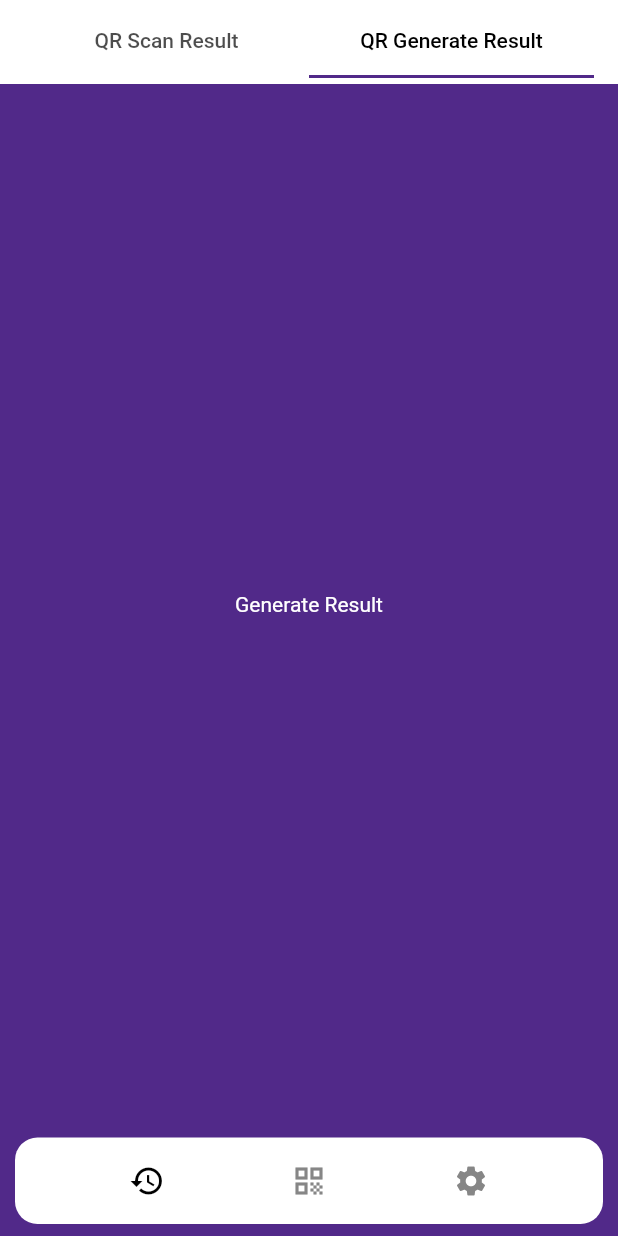
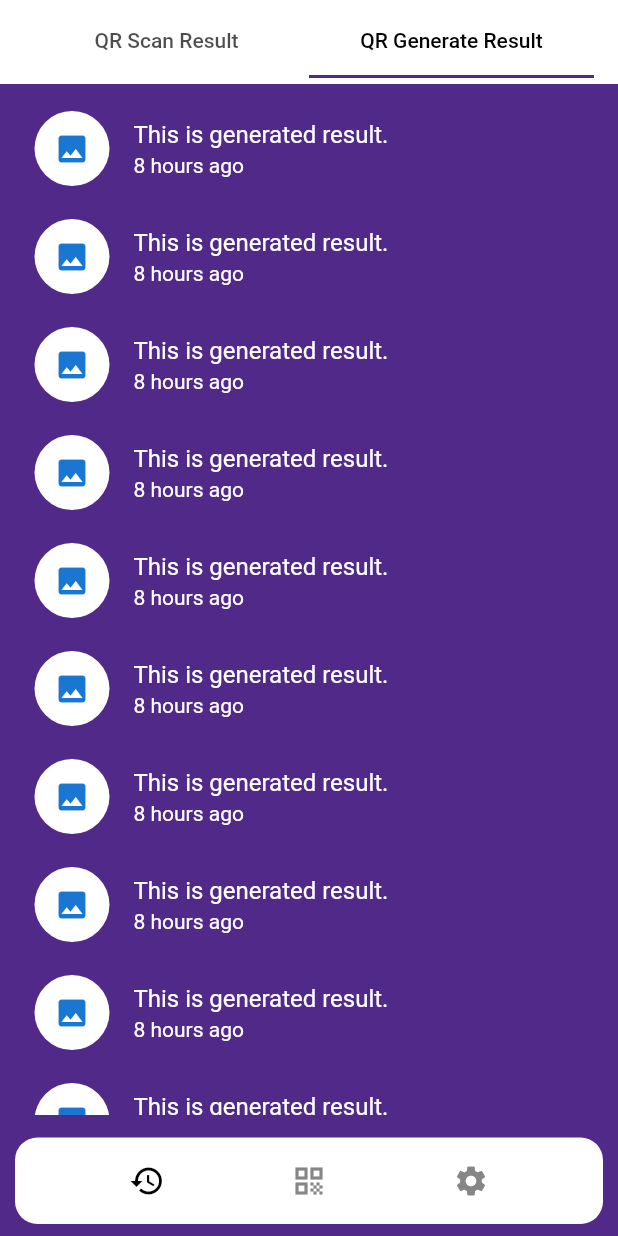
Before and after one commit to kedrakk/qrscannerapp, a Flutter app: the screen it shows after launch, tab 2 chosen, on a phone screen of 412 x 824 dp. Run offline on Flutter 3.47's test engine with Material 2 defaults, Android fonts, the phone set to English and light mode, and no system bars; our stand-ins replace get, get_storage.

Commit message:
generate qr

```diff
--- a/lib/screen/qr_pages/history_generate_result.dart
+++ b/lib/screen/qr_pages/history_generate_result.dart
@@ -1,13 +1,28 @@
 import 'package:flutter/material.dart';
+
+import '../../utils/colors.dart';
 
 class QRGenerateResultPage extends StatelessWidget {
   const QRGenerateResultPage({Key? key}) : super(key: key);
 
   @override
   Widget build(BuildContext context) {
-    return const Center(
-      child: Text(
-        "Generate Result",
+    return Padding(
+      padding: const EdgeInsets.all(7),
+      child: ListView.builder(
+        itemBuilder: (context, index) => const ListTile(
+          textColor: MyColor.white,
+          leading: CircleAvatar(
+            radius: 25,
+            backgroundColor: MyColor.white,
+            child: Icon(
+              Icons.photo,
+            ),
+          ),
+          title: Text("This is generated result."),
+          subtitle: Text("8 hours ago"),
+        ),
+        itemCount: 10,
       ),
     );
   }
--- a/lib/screen/qr_pages/qr_action.dart
+++ b/lib/screen/qr_pages/qr_action.dart
@@ -1,4 +1,6 @@
 import 'package:flutter/material.dart';
+import 'package:get/get.dart';
+import 'package:qr_scanner_app/screen/qr_pages/generate_qr.dart';
 
 class QRActionPage extends StatelessWidget {
   const QRActionPage({Key? key}) : super(key: key);
@@ -10,7 +12,7 @@ class QRActionPage extends StatelessWidget {
         title: const Text("MY QR"),
         actions: [
           IconButton(
-            onPressed: () {},
+            onPressed: () => Get.to(() => const GenerateQRPage()),
             icon: const Icon(
               Icons.photo,
             ),
```
Also changed, not shown: lib/screen/qr_pages/generate_qr.dart (added, +22 -0 lines), lib/screen/qr_pages/history_scan_result.dart (+17 -3 lines).
